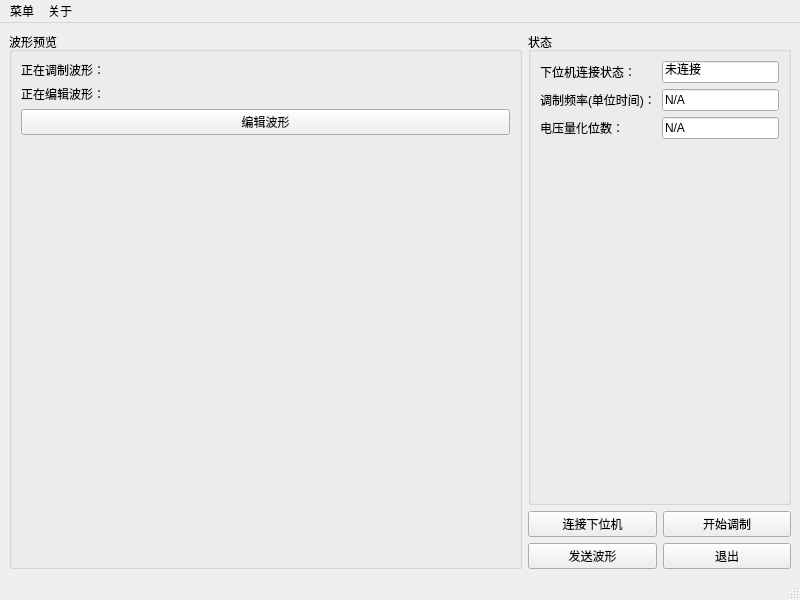
This is mainwindow.ui in zym013579/AOMController as Qt 5 draws it before an edit. The edited form follows.
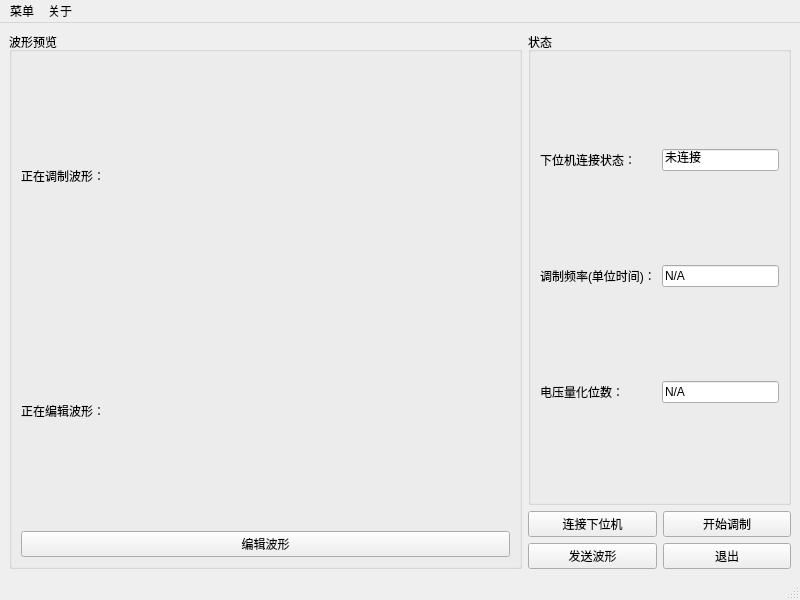
This is the edited form. Custom widgets are drawn as their Qt base class.

What changed in the file:
```diff
--- a/mainwindow.ui
+++ b/mainwindow.ui
@@ -57,7 +57,7 @@
       <property name="title">
        <string>状态</string>
       </property>
-      <layout class="QFormLayout" name="statusFormLayout">
+      <layout class="QGridLayout" name="gridLayout_2">
        <item row="0" column="0">
         <widget class="QLabel" name="labelConnectStatus">
          <property name="text">
@@ -75,6 +75,16 @@
          </property>
         </widget>
        </item>
+       <item row="1" column="1">
+        <widget class="QLineEdit" name="lineEditFrequencyStatus">
+         <property name="text">
+          <string>N/A</string>
+         </property>
+         <property name="readOnly">
+          <bool>true</bool>
+         </property>
+        </widget>
+       </item>
        <item row="1" column="0">
         <widget class="QLabel" name="labelFrequencyStatus">
          <property name="text">
@@ -82,16 +92,6 @@
          </property>
         </widget>
        </item>
-       <item row="1" column="1">
-        <widget class="QLineEdit" name="lineEditFrequencyStatus">
-         <property name="text">
-          <string>N/A</string>
-         </property>
-         <property name="readOnly">
-          <bool>true</bool>
-         </property>
-        </widget>
-       </item>
        <item row="2" column="0">
         <widget class="QLabel" name="labelVoltageStatus">
          <property name="text">
@@ -120,7 +120,7 @@
       <property name="title">
        <string>波形预览</string>
       </property>
-      <layout class="QFormLayout" name="waveFormLayout">
+      <layout class="QGridLayout" name="gridLayout" columnstretch="2,5">
        <item row="0" column="0">
         <widget class="QLabel" name="labelModulatingWave">
          <property name="text">
@@ -128,18 +128,8 @@
          </property>
         </widget>
        </item>
-       <item row="0" column="1">
-        <widget class="QCustomPlot" name="widgetModulatingWave" native="true">
-         <property name="sizePolicy">
-          <sizepolicy hsizetype="Preferred" vsizetype="Preferred">
-           <horstretch>0</horstretch>
-           <verstretch>0</verstretch>
-          </sizepolicy>
-         </property>
-         <property name="layoutDirection">
-          <enum>Qt::LeftToRight</enum>
-         </property>
-        </widget>
+       <item row="1" column="1">
+        <widget class="QCustomPlot" name="widgetEditingWave" native="true"/>
        </item>
        <item row="1" column="0">
         <widget class="QLabel" name="labelEditingWave">
@@ -148,18 +138,8 @@
          </property>
         </widget>
        </item>
-       <item row="1" column="1">
-        <widget class="QCustomPlot" name="widgetEditingWave" native="true">
-         <property name="sizePolicy">
-          <sizepolicy hsizetype="Preferred" vsizetype="Preferred">
-           <horstretch>0</horstretch>
-           <verstretch>0</verstretch>
-          </sizepolicy>
-         </property>
-         <property name="layoutDirection">
-          <enum>Qt::LeftToRight</enum>
-         </property>
-        </widget>
+       <item row="0" column="1">
+        <widget class="QCustomPlot" name="widgetModulatingWave" native="true"/>
        </item>
        <item row="2" column="0" colspan="2">
         <widget class="QPushButton" name="pushButtonEditWave">
```
